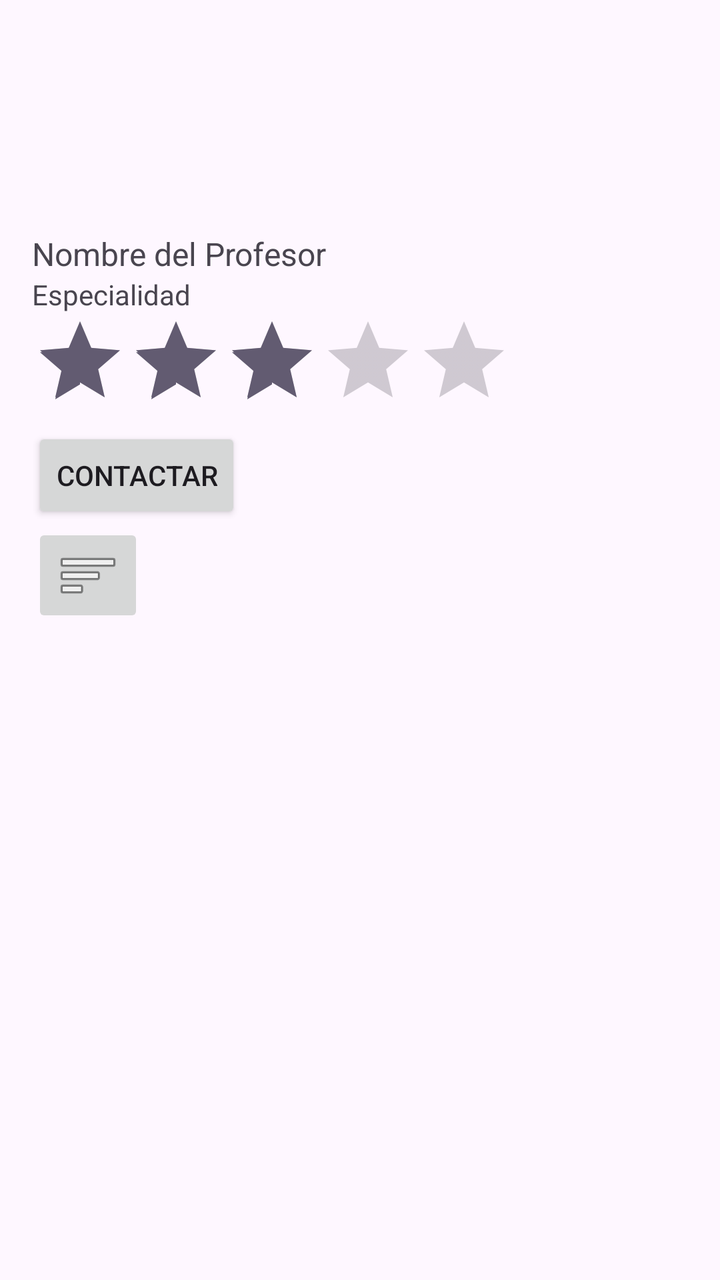
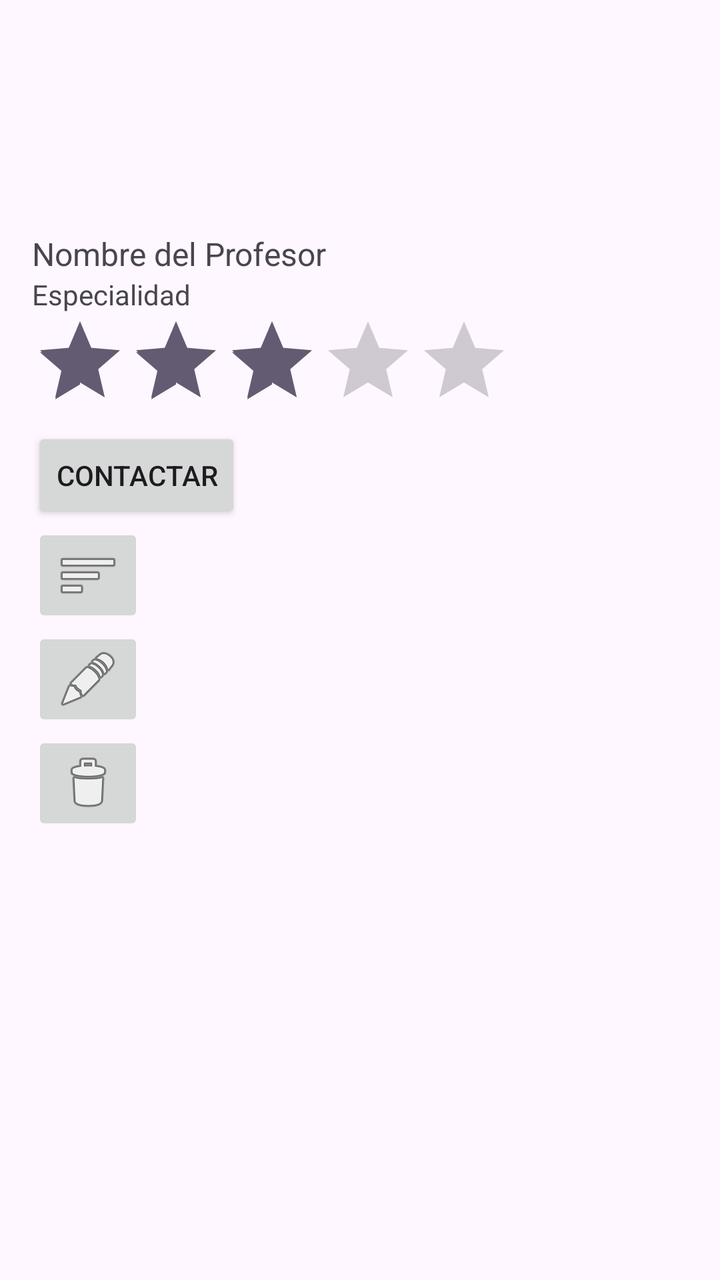

Two renders of the same Android screen: before a commit and after it. Below are the layout's source before the change and the commit's diff.
<!-- AndroidManifest.xml: application theme Theme.LoginYCardView -->
<!-- res/layout/item_cardview.xml -->
<LinearLayout xmlns:android="http://schemas.android.com/apk/res/android"
    android:layout_width="match_parent"
    android:layout_height="wrap_content"
    android:orientation="vertical"
    android:padding="16dp">

    <ImageView
        android:id="@+id/professorImage"
        android:layout_width="100dp"
        android:layout_height="100dp"
        android:scaleType="centerCrop" />

    <TextView
        android:id="@+id/professorName"
        android:layout_width="wrap_content"
        android:layout_height="wrap_content"
        android:text="Nombre del Profesor"
        android:textSize="16sp" />

    <TextView
        android:id="@+id/professorSpecialty"
        android:layout_width="wrap_content"
        android:layout_height="wrap_content"
        android:text="Especialidad" />

    <RatingBar
        android:id="@+id/professorRating"
        android:layout_width="wrap_content"
        android:layout_height="wrap_content"
        android:numStars="5"
        android:rating="3.0" />

    <Button
        android:id="@+id/buttonContact"
        android:layout_width="wrap_content"
        android:layout_height="wrap_content"
        android:text="Contactar" />

    <ImageButton
        android:id="@+id/buttonExpand"
        android:layout_width="wrap_content"
        android:layout_height="wrap_content"
        android:src="@android:drawable/ic_menu_sort_by_size" />

    <TextView
        android:id="@+id/expandedDetails"
        android:layout_width="wrap_content"
        android:layout_height="wrap_content"
        android:text="Detalles Expandidos"
        android:visibility="gone" />
</LinearLayout>
<!-- resources referenced by this layout -->
<resources>
  <style name="Theme.LoginYCardView" parent="Base.Theme.LoginYCardView" />
  <style name="Base.Theme.LoginYCardView" parent="Theme.Material3.DayNight.NoActionBar">
          
          
      </style>
</resources>

<!-- the commit's change to res/layout/item_cardview.xml (unified diff, before → after) -->
@@ -3,6 +3,15 @@
     android:layout_height="wrap_content"
     android:orientation="vertical"
     android:padding="16dp">
+
+    <TextView
+        android:id="@+id/professorPosition"
+        android:layout_width="wrap_content"
+        android:layout_height="wrap_content"
+        android:text="Posición"
+        android:textSize="14sp"
+        android:textStyle="italic"
+        android:visibility="gone" />
 
     <ImageView
         android:id="@+id/professorImage"
@@ -48,4 +57,19 @@
         android:layout_height="wrap_content"
         android:text="Detalles Expandidos"
         android:visibility="gone" />
+
+    
+    <ImageButton
+        android:id="@+id/buttonEdit"
+        android:layout_width="wrap_content"
+        android:layout_height="wrap_content"
+        android:contentDescription="Editar"
+        android:src="@android:drawable/ic_menu_edit" />
+
+    <ImageButton
+        android:id="@+id/buttonDelete"
+        android:layout_width="wrap_content"
+        android:layout_height="wrap_content"
+        android:contentDescription="Eliminar"
+        android:src="@android:drawable/ic_menu_delete" />
 </LinearLayout>
